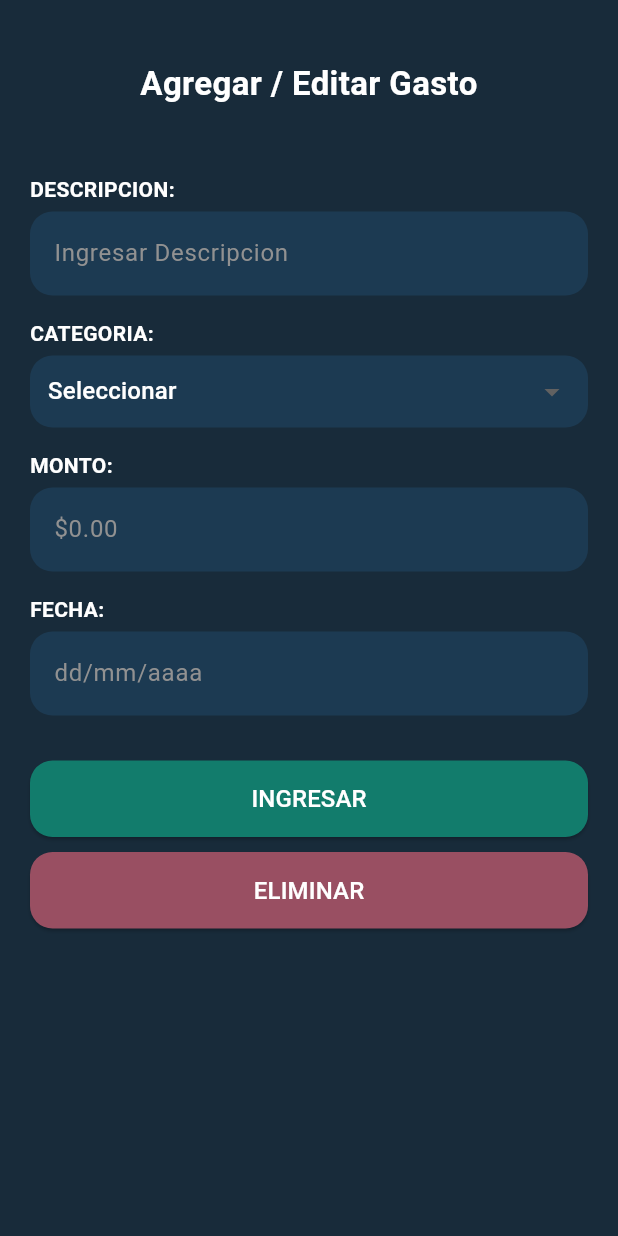
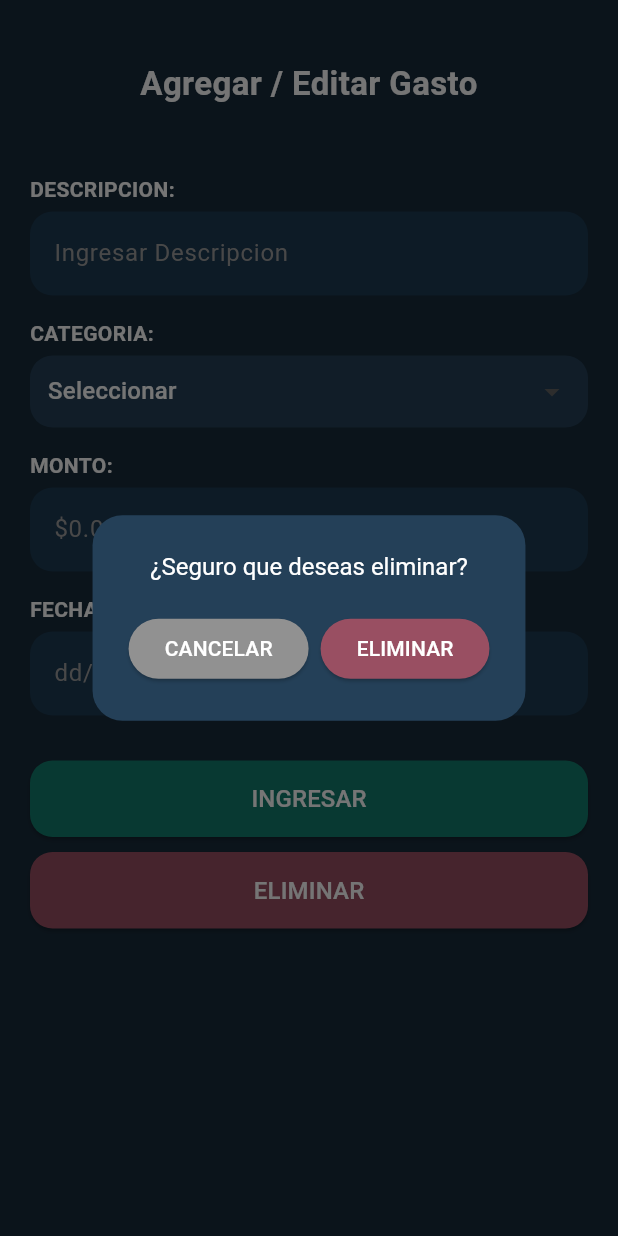
Before and after one commit to javierx07/Moni-App, a Flutter app: the GastoFormPage screen opened directly, after a tap on "ELIMINAR", on a phone screen of 412 x 824 dp. Run offline on Flutter 3.47's test engine with Material 3 defaults, Android fonts, the phone set to English and light mode, and no system bars.

Commit message:
Pantalla Agregar Ingreso
Creacion de pantalla agregar ingreso, con ventana emergente y calendario en formulario

```diff
--- a/lib/pantallas/transacciones/pantalla_agregar_gasto.dart
+++ b/lib/pantallas/transacciones/pantalla_agregar_gasto.dart
@@ -1,8 +1,8 @@
 import 'package:flutter/material.dart';
 
-void main() => runApp(AgregarGasto());
+void main() => runApp(GastoPantalla());
 
-class AgregarGasto extends StatelessWidget {
+class GastoPantalla extends StatelessWidget {
   @override
   Widget build(BuildContext context) {
     return MaterialApp(
@@ -12,16 +12,42 @@ class AgregarGasto extends StatelessWidget {
   }
 }
 
-class GastoFormPage extends StatelessWidget {
+class GastoFormPage extends StatefulWidget {
+  @override
+  _GastoFormPageState createState() => _GastoFormPageState();
+}
+
+class _GastoFormPageState extends State<GastoFormPage> {
   final TextEditingController descripcionController = TextEditingController();
   final TextEditingController montoController = TextEditingController();
   final TextEditingController fechaController = TextEditingController();
+
   String? categoriaSeleccionada;
+
+  final List<String> categorias = [
+    'Alimentación',
+    'Transporte',
+    'Alquiler',
+    'Facturas',
+    'Teléfono',
+    'Salud',
+    'Higiene',
+    'Educación',
+    'Ocio',
+    'Ropa',
+    'Tecnología',
+    'Viajes',
+    'Otras Compras',
+    'Otros Gastos',
+    'Ahorro',
+    'Mascotas',
+    'Prestamos',
+  ];
 
   @override
   Widget build(BuildContext context) {
     return Scaffold(
-      backgroundColor: Color.fromRGBO(24, 43, 58, 100), // fondo oscuro
+      backgroundColor: Color.fromRGBO(24, 43, 58, 1),
       body: SafeArea(
         child: Padding(
           padding: const EdgeInsets.all(20),
@@ -46,11 +72,61 @@ class GastoFormPage extends StatelessWidget {
               campoEtiqueta("MONTO:"),
               campoTexto(montoController, "\$0.00", tipo: TextInputType.number),
               campoEtiqueta("FECHA:"),
-              campoTexto(fechaController, "dd/mm/aaaa"),
+              GestureDetector(
+                onTap: () async {
+                  DateTime? fechaSeleccionada = await showDatePicker(
+                    context: context,
+                    initialDate: DateTime.now(),
+                    firstDate: DateTime(2000),
+                    lastDate: DateTime(2100),
+                    builder: (context, child) {
+                      return Theme(
+                        data: ThemeData.dark().copyWith(
+                          colorScheme: ColorScheme.dark(
+                            primary: Color.fromRGBO(18, 124, 108, 1),
+                            onPrimary: Colors.white,
+                            surface: Color.fromRGBO(36, 64, 88, 1),
+                            onSurface: Colors.white,
+                          ),
+                          dialogBackgroundColor: Color.fromRGBO(24, 43, 58, 1),
+                        ),
+                        child: child!,
+                      );
+                    },
+                  );
+
+                  if (fechaSeleccionada != null) {
+                    String fechaFormateada =
+                        "${fechaSeleccionada.day.toString().padLeft(2, '0')}/${fechaSeleccionada.month.toString().padLeft(2, '0')}/${fechaSeleccionada.year}";
+                    setState(() {
+                      fechaController.text = fechaFormateada;
+                    });
+                  }
+                },
+                child: AbsorbPointer(
+                  child: campoTexto(fechaController, "dd/mm/aaaa"),
+                ),
+              ),
               SizedBox(height: 30),
-              boton("INGRESAR", Color.fromRGBO(18, 124, 108, 100), () {}),
+              boton("INGRESAR", Color.fromRGBO(18, 124, 108, 1), () async {
+                final gasto = Gasto(
+                  descripcion: descripcionController.text,
+                  categoria: categoriaSeleccionada ?? "",
+                  monto: double.tryParse(montoController.text) ?? 0.0,
+                  fecha: fechaController.text,
+                );
+                /* await DBHelper.insertarGasto(gasto);
+                ScaffoldMessenger.of(context).showSnackBar(
+                  SnackBar(content: Text("Gasto guardado correctamente")),
+                );*/
+              }),
               SizedBox(height: 10),
-              boton("ELIMINAR", Color.fromRGBO(153, 79, 98, 100), () {}),
+              boton("ELIMINAR", Color.fromRGBO(153, 79, 98, 1), () {
+                showDialog(
+                  context: context,
+                  builder: (context) => ConfirmacionDialog(),
+                );
+              }),
             ],
           ),
         ),
@@ -79,7 +155,7 @@ class GastoFormPage extends StatelessWidget {
       style: TextStyle(color: Colors.white),
       decoration: InputDecoration(
         hintText: hint,
-        hintStyle: TextStyle(color: Color.fromRGBO(145, 145, 145, 100)),
+        hintStyle: TextStyle(color: Colors.grey),
         filled: true,
         fillColor: Color.fromRGBO(28, 58, 82, 1),
         border: OutlineInputBorder(
@@ -93,17 +169,17 @@ class GastoFormPage extends StatelessWidget {
   Widget categoriaDropdown() {
     return Container(
       decoration: BoxDecoration(
-        color: Color(0xFF1C3A52),
+        color: Color.fromRGBO(36, 64, 88, 1),
         borderRadius: BorderRadius.circular(15),
       ),
       padding: EdgeInsets.symmetric(horizontal: 12),
       child: DropdownButtonHideUnderline(
         child: DropdownButton<String>(
-          dropdownColor: Color.fromRGBO(36, 64, 88, 100),
+          dropdownColor: Color.fromRGBO(36, 64, 88, 1),
           hint: Text("Seleccionar", style: TextStyle(color: Colors.white)),
           value: categoriaSeleccionada,
           items:
-              ['Comida', 'Transporte', 'Ocio']
+              categorias
                   .map(
                     (e) => DropdownMenuItem(
                       value: e,
@@ -112,7 +188,9 @@ class GastoFormPage extends StatelessWidget {
                   )
                   .toList(),
           onChanged: (value) {
-            // Lógica al seleccionar
+            setState(() {
+              categoriaSeleccionada = value;
+            });
           },
         ),
       ),
@@ -132,3 +210,67 @@ class GastoFormPage extends StatelessWidget {
     );
   }
 }
+
+class ConfirmacionDialog extends StatelessWidget {
+  @override
+  Widget build(BuildContext context) {
+    return AlertDialog(
+      backgroundColor: Color.fromRGBO(36, 64, 88, 1),
+      shape: RoundedRectangleBorder(borderRadius: BorderRadius.circular(20)),
+      title: Center(
+        child: Text(
+          '¿Seguro que deseas eliminar?',
+          style: TextStyle(color: Colors.white, fontSize: 16),
+        ),
+      ),
+      actionsAlignment: MainAxisAlignment.center,
+      actions: [
+        ElevatedButton(
+          style: ElevatedButton.styleFrom(
+            backgroundColor: Color.fromRGBO(145, 145, 145, 1),
+            foregroundColor: Colors.white,
+          ),
+          onPressed: () => Navigator.of(context).pop(),
+          child: Text('CANCELAR'),
+        ),
+        ElevatedButton(
+          style: ElevatedButton.styleFrom(
+            backgroundColor: Color.fromRGBO(153, 79, 98, 1),
+            foregroundColor: Colors.white,
+          ),
+          onPressed: () async {
+            // Aquí puedes usar un ID si implementas edición/borrado real
+            Navigator.of(context).pop();
+          },
+          child: Text('ELIMINAR'),
+        ),
+      ],
+    );
+  }
+}
+
+class Gasto {
+  final int? id;
+  final String descripcion;
+  final String categoria;
+  final double monto;
+  final String fecha;
+
+  Gasto({
+    this.id,
+    required this.descripcion,
+    required this.categoria,
+    required this.monto,
+    required this.fecha,
+  });
+
+  Map<String, dynamic> toMap() {
+    return {
+      'id': id,
+      'descripcion': descripcion,
+      'categoria': categoria,
+      'monto': monto,
+      'fecha': fecha,
+    };
+  }
+}
```
Also changed, not shown: lib/pantallas/transacciones/pantalla_agregar_ingreso.dart (+265 -0 lines), lib/pantallas/transacciones/ventana_confirmacion.dart (deleted).
